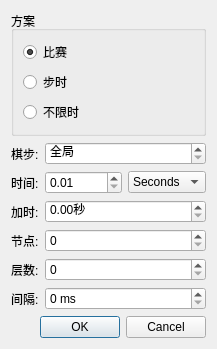
Above: projects/gui/ui/timecontroldlg.ui from leedavid/QTggchess before the change. Below: the same form after it.
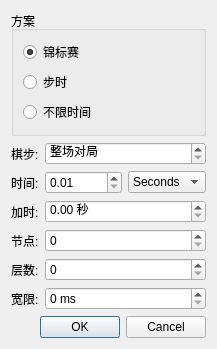
That is the form after the change.

```diff
--- a/projects/gui/ui/timecontroldlg.ui
+++ b/projects/gui/ui/timecontroldlg.ui
@@ -38,7 +38,7 @@
          <string>Tournament time control</string>
         </property>
         <property name="text">
-         <string>比赛</string>
+         <string>锦标赛</string>
         </property>
         <property name="checked">
          <bool>true</bool>
@@ -61,7 +61,7 @@
          <string>Infinite thinking time</string>
         </property>
         <property name="text">
-         <string>不限时</string>
+         <string>不限时间</string>
         </property>
        </widget>
       </item>
@@ -89,7 +89,7 @@
         <string>The number of moves in a time control</string>
        </property>
        <property name="specialValueText">
-        <string>全局</string>
+        <string>整场对局</string>
        </property>
        <property name="maximum">
         <number>9999</number>
@@ -176,7 +176,7 @@
         <string>Time increment per move in seconds</string>
        </property>
        <property name="suffix">
-        <string>秒</string>
+        <string> 秒</string>
        </property>
       </widget>
      </item>
@@ -236,7 +236,7 @@
      <item row="5" column="0">
       <widget class="QLabel" name="label_6">
        <property name="text">
-        <string>间隔:</string>
+        <string>宽限:</string>
        </property>
        <property name="buddy">
         <cstring>m_marginSpin</cstring>
```
Left out of the diff: 10 changed lines with no effect on the pictures.
